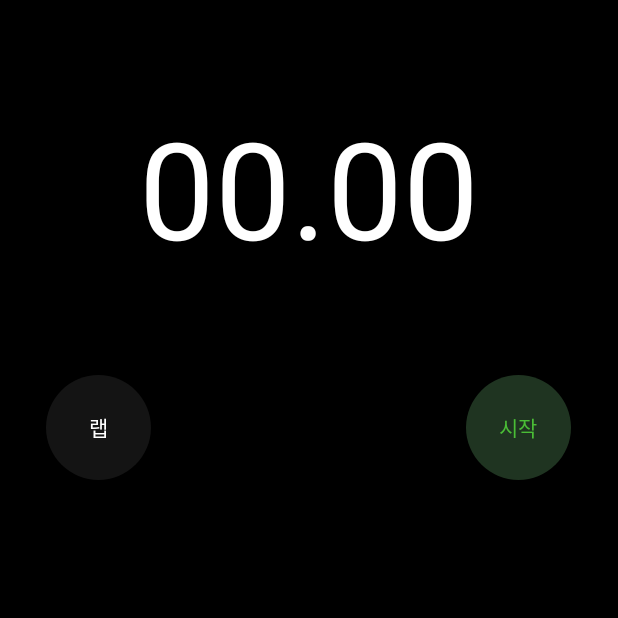
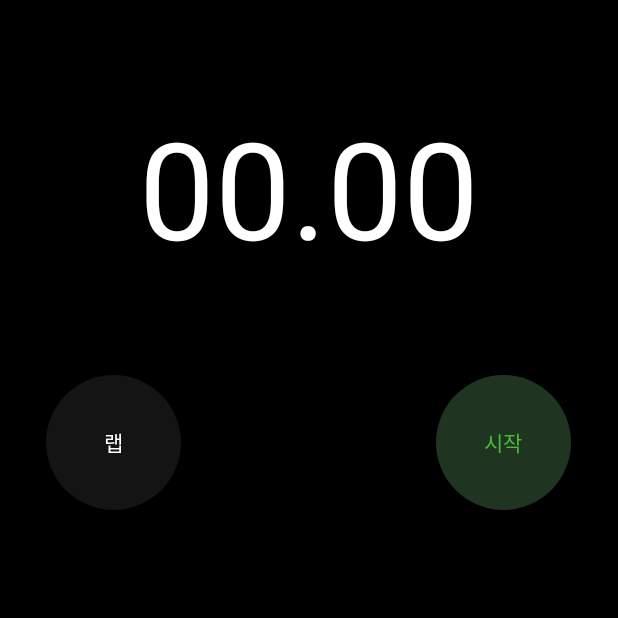
Before and after one commit to vernonKwon/stopwatch_kali, an Android app: the screen it shows after launch (MainActivity), on a phone screen of 412 x 824 dp, the top half of it. Run offline under Robolectric (Android 15) with nearby library versions, the phone set to English and light mode, and no system bars.

Commit message:
20180923 update

```diff
--- a/app/build.gradle
+++ b/app/build.gradle
@@ -10,13 +10,13 @@ android {
         applicationId "co.kr.inmagic.timer"
         minSdkVersion 18
         targetSdkVersion 28
-        versionCode 1
-        versionName "1.0"
+        versionCode 2
+        versionName "1.0.1"
         testInstrumentationRunner "android.support.test.runner.AndroidJUnitRunner"
     }
     buildTypes {
         release {
-            minifyEnabled false
+            minifyEnabled true
             proguardFiles getDefaultProguardFile('proguard-android.txt'), 'proguard-rules.pro'
         }
     }
--- a/app/src/main/res/layout/activity_developer__inform.xml
+++ b/app/src/main/res/layout/activity_developer__inform.xml
@@ -5,7 +5,8 @@
     android:layout_width="match_parent"
     android:layout_height="match_parent"
     android:orientation="vertical"
-    tools:context="kr.co.inmagic.timer.Developer_Inform">
+    tools:context="kr.co.inmagic.timer.Developer_Inform"
+    android:padding="20dp">
 
     <LinearLayout
         android:layout_width="match_parent"
@@ -38,7 +39,7 @@
                     android:id="@+id/editText_setTime"
                     android:layout_width="match_parent"
                     android:layout_height="wrap_content"
-                    android:hint="시간" />
+                    android:hint="텍스트를 설정하세요." />
             </android.support.design.widget.TextInputLayout>
 
             <Button
--- a/app/src/main/res/layout/activity_main.xml
+++ b/app/src/main/res/layout/activity_main.xml
@@ -32,16 +32,16 @@
 
             <Button
                 android:id="@+id/btn_start"
-                android:layout_width="70dp"
-                android:layout_height="70dp"
+                android:layout_width="90dp"
+                android:layout_height="90dp"
                 android:layout_alignParentRight="true"
                 android:background="@drawable/btn_start_round_1"
                 android:text="시작" />
 
             <Button
                 android:id="@+id/btn_rec"
-                android:layout_width="70dp"
-                android:layout_height="70dp"
+                android:layout_width="90dp"
+                android:layout_height="90dp"
                 android:layout_alignParentLeft="true"
                 android:background="@drawable/btn_rec_round"
                 android:enabled="false"
```
Also changed, not shown: app/src/main/java/kr/co/inmagic/timer/MainActivity.kt (+15 -6 lines), 1 other file.
